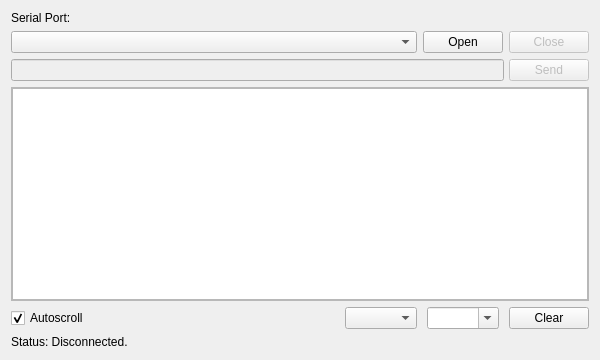
Above: SUSTerm/mainwindow.ui from J-Rios/SUSTerm before the change. Below: the same form after it.
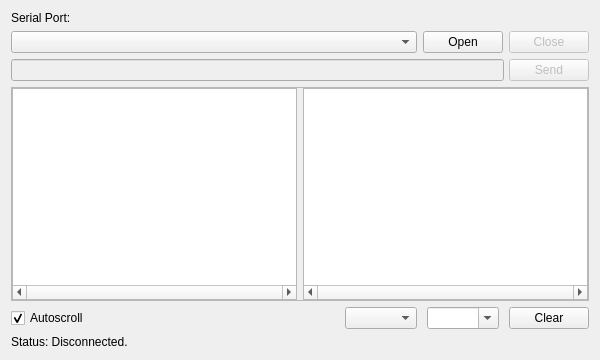
That is the form after the change.

Commit message: Added hexadecimal received data TextBrowser.

```diff
--- a/SUSTerm/mainwindow.ui
+++ b/SUSTerm/mainwindow.ui
@@ -241,7 +241,7 @@
          <verstretch>0</verstretch>
         </sizepolicy>
        </property>
-       <layout class="QGridLayout" name="gridLayout_2">
+       <layout class="QHBoxLayout" name="horizontalLayout_5">
         <property name="leftMargin">
          <number>0</number>
         </property>
@@ -254,14 +254,22 @@
         <property name="bottomMargin">
          <number>0</number>
         </property>
-        <item row="0" column="0">
-         <widget class="QTextBrowser" name="textBrowser_serial">
+        <item>
+         <layout class="QHBoxLayout" name="horizontalLayout_6">
+          <item>
+           <widget class="QTextBrowser" name="textBrowser_serial_ascii">
           <property name="sizePolicy">
            <sizepolicy hsizetype="Expanding" vsizetype="Expanding">
             <horstretch>0</horstretch>
             <verstretch>0</verstretch>
            </sizepolicy>
           </property>
+            <property name="horizontalScrollBarPolicy">
+             <enum>Qt::ScrollBarAlwaysOn</enum>
+            </property>
+            <property name="lineWrapMode">
+             <enum>QTextEdit::NoWrap</enum>
+            </property>
           <property name="readOnly">
            <bool>true</bool>
           </property>
@@ -279,6 +287,62 @@
            <set>Qt::TextSelectableByMouse</set>
           </property>
          </widget>
+          </item>
+          <item>
+           <widget class="QTextBrowser" name="textBrowser_serial_hex">
+            <property name="sizePolicy">
+             <sizepolicy hsizetype="Expanding" vsizetype="Expanding">
+              <horstretch>0</horstretch>
+              <verstretch>0</verstretch>
+             </sizepolicy>
+            </property>
+            <property name="minimumSize">
+             <size>
+              <width>0</width>
+              <height>0</height>
+             </size>
+            </property>
+            <property name="font">
+             <font>
+              <kerning>true</kerning>
+             </font>
+            </property>
+            <property name="toolTip">
+             <string/>
+            </property>
+            <property name="layoutDirection">
+             <enum>Qt::LeftToRight</enum>
+            </property>
+            <property name="autoFillBackground">
+             <bool>false</bool>
+            </property>
+            <property name="inputMethodHints">
+             <set>Qt::ImhMultiLine</set>
+            </property>
+            <property name="frameShape">
+             <enum>QFrame::StyledPanel</enum>
+            </property>
+            <property name="lineWidth">
+             <number>1</number>
+            </property>
+            <property name="midLineWidth">
+             <number>0</number>
+            </property>
+            <property name="horizontalScrollBarPolicy">
+             <enum>Qt::ScrollBarAlwaysOn</enum>
+            </property>
+            <property name="sizeAdjustPolicy">
+             <enum>QAbstractScrollArea::AdjustIgnored</enum>
+            </property>
+            <property name="lineWrapMode">
+             <enum>QTextEdit::NoWrap</enum>
+            </property>
+            <property name="textInteractionFlags">
+             <set>Qt::TextSelectableByMouse</set>
+            </property>
+           </widget>
+          </item>
+         </layout>
         </item>
        </layout>
       </widget>
```
Lines whose indentation alone changed are shown as unchanged. The commit also changes 1 other file.
